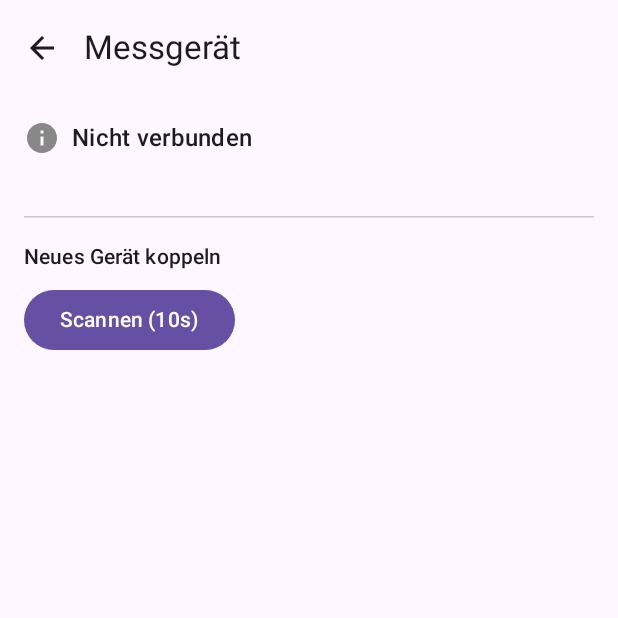
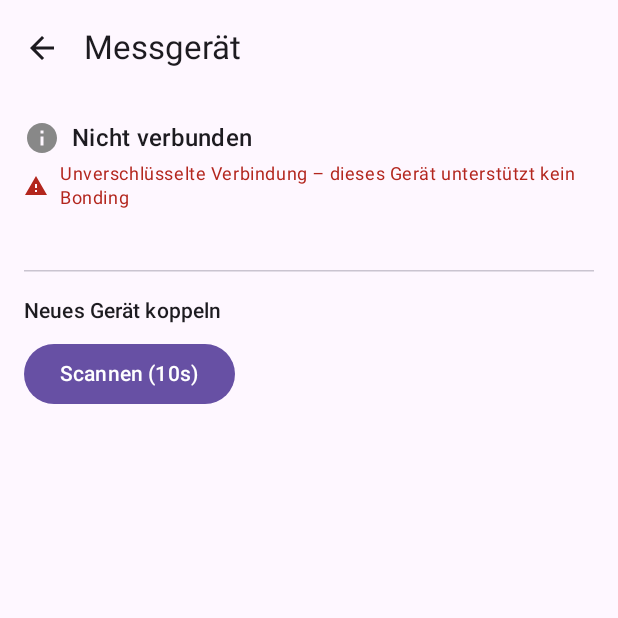
Before and after one commit to arthurschaab-bit/Noiseprotocol_Android, an Android app built with Jetpack Compose: the MeterScreen screen opened through its navigation route, on a phone screen of 412 x 824 dp, the top half of it. Run offline under Robolectric (Android 15) with nearby library versions, the phone set to English and light mode, and no system bars; libraries missing offline, so code that uses them is left out: com.google.mediapipe.tasks; pictures from the network do not load; 3 statements that could not run were skipped.

Commit message:
M6: Bonding ehrlich als unverschluesselt kennzeichnen
Kein erneuter createBond()-Versuch: Pce323Profile.BONDING_SUPPORTED ist
seit M0 mit Beweis belegt (createBond() fuehrte zum sofortigen Disconnect,
status 19 + AUTH_FAILED) - ein erneuter Versuch wuerde die Verbindung nur
wieder gefaehrden, ohne eine Chance auf Erfolg. Plan Abschnitt 6 sieht fuer
genau diesen Fall die Konsequenz vor: nicht wiederholt versuchen, sondern
im UI ehrlich kennzeichnen statt Sicherheit vorzutaeuschen.

MeterScreen zeigt jetzt unterhalb des Verbindungszustands einen Warnhinweis
"Unverschluesselte Verbindung - dieses Geraet unterstuetzt kein Bonding".

Verifikation: ./gradlew compileDebugKotlin -> BUILD SUCCESSFUL. Reine
UI-Ergaenzung ohne testbare Logik, kein neuer Unit-Test.

Co-Authored-By: Claude Sonnet 5 <noreply@anthropic.com>
Claude-Session: https://claude.ai/code/session_01CxZDWZntoaki7SxCQkBNwu

```diff
--- a/app/src/main/java/com/example/lrmprotokoll/ui/MeterScreen.kt
+++ b/app/src/main/java/com/example/lrmprotokoll/ui/MeterScreen.kt
@@ -54,6 +54,7 @@ import com.example.lrmprotokoll.meter.TimeWeighting
 import com.example.lrmprotokoll.meter.Weighting
 import com.example.lrmprotokoll.meter.ble.BleDevice
 import com.example.lrmprotokoll.meter.ble.BleScanner
+import com.example.lrmprotokoll.meter.ble.Pce323Profile
 import com.example.lrmprotokoll.meter.label
 import kotlinx.coroutines.launch
 import kotlinx.coroutines.withTimeoutOrNull
@@ -132,6 +133,29 @@ fun MeterScreen(onBack: () -> Unit) {
                 Icon(icon, contentDescription = null, tint = color)
                 Spacer(modifier = Modifier.width(8.dp))
                 Text(label, style = MaterialTheme.typography.titleMedium)
+            }
+
+            // Plan Abschnitt 6: createBond() fuehrte in der M0-Aufzeichnung zu einem sofortigen
+            // Disconnect (Pce323Profile.BONDING_SUPPORTED-KDoc) - ein erneuter Versuch wuerde die
+            // Verbindung nur wieder gefaehrden. Die Konsequenz aus dem Plan ist deshalb nicht ein
+            // Bonding-Versuch, sondern die ehrliche Kennzeichnung: Sicherheit vorzutaeuschen waere
+            // schlimmer als eine dokumentierte Luecke.
+            if (!Pce323Profile.BONDING_SUPPORTED) {
+                Spacer(modifier = Modifier.height(4.dp))
+                Row(verticalAlignment = Alignment.CenterVertically) {
+                    Icon(
+                        Icons.Default.Warning,
+                        contentDescription = null,
+                        tint = MaterialTheme.colorScheme.error,
+                        modifier = Modifier.height(16.dp).width(16.dp),
+                    )
+                    Spacer(modifier = Modifier.width(8.dp))
+                    Text(
+                        "Unverschlüsselte Verbindung – dieses Gerät unterstützt kein Bonding",
+                        style = MaterialTheme.typography.bodySmall,
+                        color = MaterialTheme.colorScheme.error,
+                    )
+                }
             }
 
             Spacer(modifier = Modifier.height(16.dp))
```
